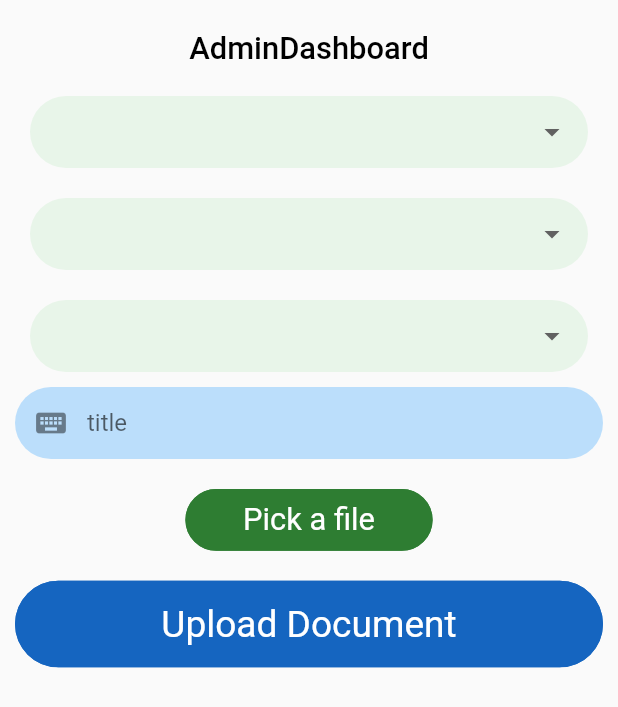
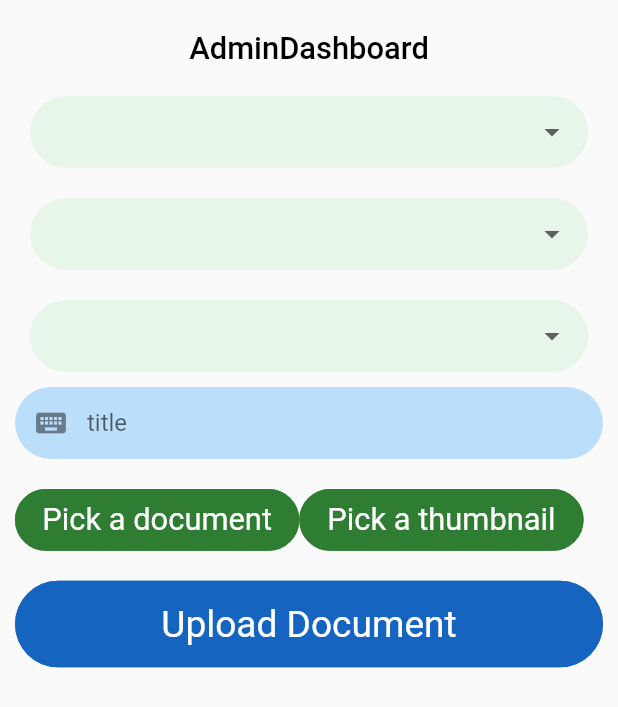
Before and after one commit to ShanManage/FlutterLMS, a Flutter app: the AddDocumentScreen widget shown alone on an empty page, opened directly, on a phone screen of 412 x 824 dp. Shown: the top 707 px of the screen. Run offline on Flutter 3.47's test engine with Material 2 defaults, Android fonts, the phone set to English and light mode, and no system bars; our stand-ins replace chewie, cloud_firestore, file_picker, firebase_auth, firebase_core, firebase_storage and 1 more; missing offline and left inert: chewie_audio, flutter_cached_pdfview; accounts and stored records are empty.

Commit message:
add: upload thumbnail

```diff
--- a/lib/screens/admin/AddDocumentScreen.dart
+++ b/lib/screens/admin/AddDocumentScreen.dart
@@ -26,27 +26,40 @@ class _AddDocumentScreenState extends State<AddDocumentScreen> {
   final titleController = TextEditingController();
   DatabaseService dbService = DatabaseService();
 
-  File file;
-  String fileName = "", uploadath = "";
+  File docfile, imagefile;
+  String docfileName = "",
+      imagefileName = "",
+      docUploadpath = "",
+      imageUploadpath = "";
   bool isUpload = true;
   bool isError = false;
+  bool isDocument = true;
 
   onClickUpload() async {
     setState(() {
       isUpload = false;
     });
     document.title = titleController.text;
-    document.thumbnailURL = "thumnail urk";
+    // document.thumbnailURL = "thumnail urk";
 
     if (document.docGrade != null &&
         document.docSubject != null &&
         document.docType != null &&
         document.title != null) {
-      if (file != null) {
-        document.docURL = await dbService.uploadFile(file, fileName, uploadath);
+      if (imagefile != null) {
+        document.thumbnailURL = await dbService.uploadFile(
+            imagefile, imagefileName, imageUploadpath);
       } else {
-        // show error message to upload file befor send data
+        document.thumbnailURL = null;
       }
+
+      if (docfile != null) {
+        document.docURL =
+            await dbService.uploadFile(docfile, docfileName, docUploadpath);
+      }
+      // else {
+      //   // show error message to upload file befor send data
+      // }
       if (document.docURL != null) {
         try {
           dbService.insertDocument(document);
@@ -67,32 +80,48 @@ class _AddDocumentScreenState extends State<AddDocumentScreen> {
     }
   }
 
-  Future pickFile() async {
+  Future pickFile(bool isDocument) async {
     if (document.docGrade != null &&
         document.docSubject != null &&
         document.docType != null &&
         titleController.text != null) {
       try {
+        if (isDocument) {
           if (document.docType == "audio") {
-          file = await FilePicker.getFile(type: FileType.AUDIO);
+            docfile = await FilePicker.getFile(type: FileType.AUDIO);
           }
 
           if (document.docType == "video")
-          file = await FilePicker.getFile(type: FileType.VIDEO);
+            docfile = await FilePicker.getFile(type: FileType.VIDEO);
 
           if (document.docType == "pdf" || document.docType == "lms")
-          file = await FilePicker.getFile(
+            docfile = await FilePicker.getFile(
                 type: FileType.CUSTOM, fileExtension: 'pdf');
 
-        fileName = path.basename(file.path);
-        print("FILENAME : " + fileName);
-        uploadath = document.docGrade.toString() +
+          docfileName = path.basename(docfile.path);
+          print("FILENAME : " + docfileName);
+          docUploadpath = document.docGrade.toString() +
               "/" +
               document.docSubject.toString() +
               "/" +
               document.docType.toString() +
               "/" +
-            fileName;
+              document..toString() +
+              "/" +
+              docfileName;
+        } else {
+          imagefile = await FilePicker.getFile(type: FileType.IMAGE);
+
+          imagefileName = path.basename(imagefile.path);
+          print("FILENAME : " + docfileName);
+          imageUploadpath = document.docGrade.toString() +
+              "/" +
+              document.docSubject.toString() +
+              "/" +
+              document.docType.toString() +
+              "/" +
+              imagefileName;
+        }
       } on PlatformException catch (e) {
         print("ERROR WHILE PICKING DOCUMENT : " + e.toString());
       }
@@ -229,16 +258,31 @@ class _AddDocumentScreenState extends State<AddDocumentScreen> {
             fillColor: Colors.blue[100],
           ),
           SizedBox(height: 20.0),
+          Row(
+            children: [
               CustomButton(
-            title: "Pick a file",
+                title: "Pick a document",
                 bgColor: Colors.green[800],
                 textColor: Colors.white,
-            width: blockWidth * 40,
+                width: blockWidth * 46,
                 height: blockHeight * 5,
                 fontSize: blockHeight * 2.5,
                 callback: () {
-              pickFile();
+                  pickFile(isDocument);
                 },
+              ),
+              CustomButton(
+                title: "Pick a thumbnail",
+                bgColor: Colors.green[800],
+                textColor: Colors.white,
+                width: blockWidth * 46,
+                height: blockHeight * 5,
+                fontSize: blockHeight * 2.5,
+                callback: () {
+                  pickFile(!isDocument);
+                },
+              ),
+            ],
           ),
           SizedBox(height: 20.0),
           (isUpload == true)
```
Lines whose indentation alone changed are shown as unchanged.
